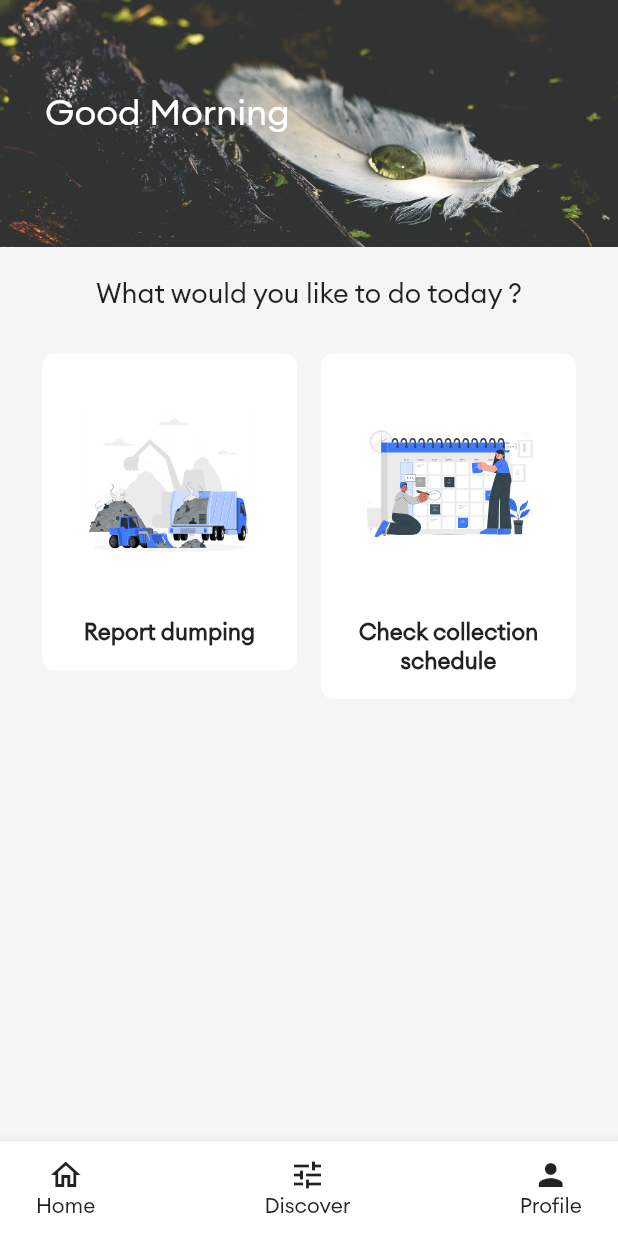
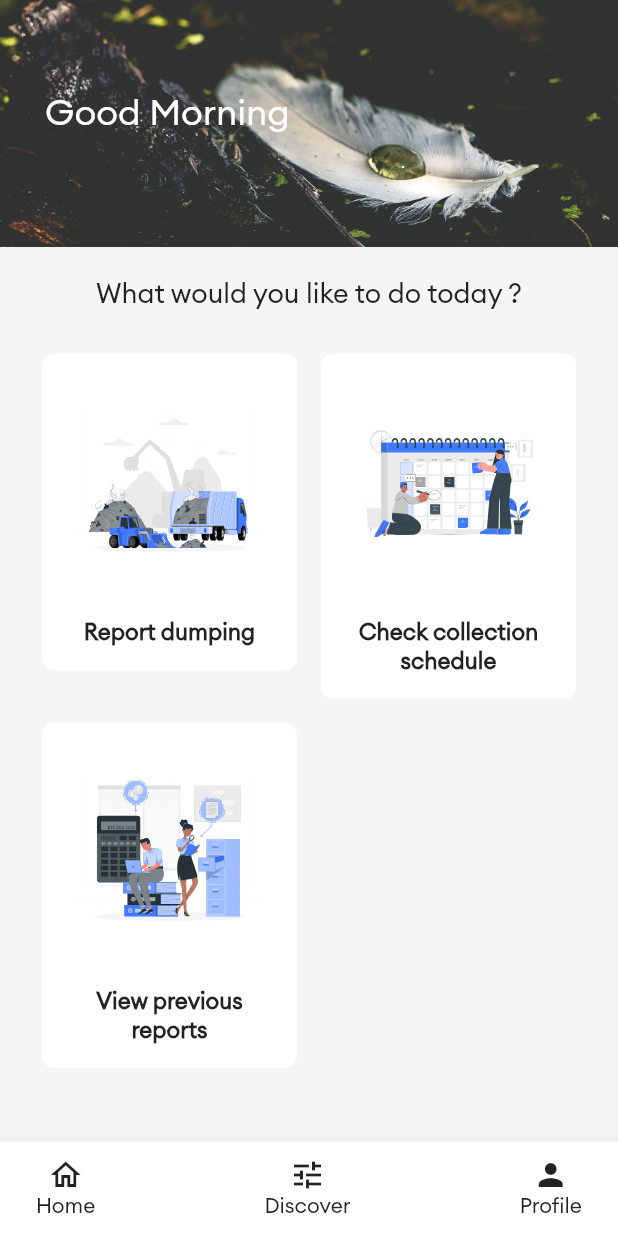
Before and after one commit to Tinday/GarbageCollection, a Flutter app: the HomePage screen opened by its route, on a phone screen of 412 x 824 dp. Run offline on Flutter 3.47's test engine with Material 2 defaults, Android fonts, the phone set to English and light mode, and no system bars; our stand-ins replace async_redux, cloud_firestore, firebase_auth, firebase_core, flutter_svg, freezed_annotation and 1 more; accounts and stored records are empty; generated files the repository leaves out were written again.

Commit message:
chore: reports list
- reports list

```diff
--- /dev/null
+++ b/lib/application/redux/actions/update_report_state_action.dart
@@ -0,0 +1,20 @@
+import 'package:async_redux/async_redux.dart';
+import 'package:garbage_control/application/redux/states/app_state.dart';
+import 'package:garbage_control/models/report.dart';
+
+class UpdateReportStateAction extends ReduxAction<AppState> {
+  UpdateReportStateAction({
+    this.reports,
+  });
+
+  final List<Report?>? reports;
+
+  @override
+  AppState reduce() {
+    final newReportState = state.reportsState?.copyWith(
+      reports: reports ?? state.reportsState?.reports,
+    );
+
+    return state.copyWith.call(reportsState: newReportState);
+  }
+}
--- /dev/null
+++ b/lib/application/redux/flags/app_flags.dart
@@ -0,0 +1 @@
+const String fetchReportsFlag = 'fetch_reports_flag';
--- a/lib/application/redux/states/app_state.dart
+++ b/lib/application/redux/states/app_state.dart
@@ -3,6 +3,7 @@
 import 'package:async_redux/async_redux.dart';
 import 'package:freezed_annotation/freezed_annotation.dart';
 import 'package:garbage_control/application/redux/states/bottom_navigation_state.dart';
+import 'package:garbage_control/application/redux/states/reports_state.dart';
 import 'package:garbage_control/application/redux/states/user_state.dart';
 
 part 'app_state.freezed.dart';
@@ -13,9 +14,9 @@ part 'app_state.g.dart';
 @freezed
 class AppState with _$AppState {
   factory AppState({
-    // AuthCredentialsState? authCredentialsState,
     UserState? userState,
     BottomNavigationState? bottomNavigationState,
+    ReportsState? reportsState,
     @JsonKey(includeFromJson: false, includeToJson: false) Wait? wait,
   }) = _AppState;
 
@@ -23,9 +24,9 @@ class AppState with _$AppState {
       _$AppStateFromJson(json);
 
   factory AppState.initial() => AppState(
-        // authCredentialsState: AuthCredentialsState.initial(),
         userState: UserState.initial(),
         bottomNavigationState: BottomNavigationState.initial(),
+        reportsState: ReportsState.initial(),
         wait: Wait(),
       );
 }
--- /dev/null
+++ b/lib/application/redux/states/reports_state.dart
@@ -0,0 +1,18 @@
+import 'package:freezed_annotation/freezed_annotation.dart';
+import 'package:garbage_control/models/report.dart';
+import 'package:garbage_control/models/user.dart';
+
+part 'reports_state.freezed.dart';
+part 'reports_state.g.dart';
+
+@freezed
+class ReportsState with _$ReportsState {
+  factory ReportsState({
+    List<Report?>? reports,
+  }) = _ReportsState;
+
+  factory ReportsState.fromJson(Map<String, dynamic> json) =>
+      _$ReportsStateFromJson(json);
+
+  factory ReportsState.initial() => ReportsState(reports: []);
+}
--- /dev/null
+++ b/lib/application/redux/view_models/reports_view_model.dart
@@ -0,0 +1,17 @@
+import 'package:async_redux/async_redux.dart';
+import 'package:garbage_control/application/redux/states/app_state.dart';
+import 'package:garbage_control/models/report.dart';
+
+class ReportsViewModel extends Vm {
+  ReportsViewModel({
+    this.reports,
+  }) : super(equals: <Object?>[reports]);
+
+  factory ReportsViewModel.fromStore(Store<AppState> store) {
+    return ReportsViewModel(
+      reports: store.state.reportsState?.reports,
+    );
+  }
+
+  final List<Report?>? reports;
+}
--- a/lib/constants/assets_strings.dart
+++ b/lib/constants/assets_strings.dart
@@ -4,3 +4,4 @@ const String reportCollectionImg = 'assets/images/report.svg';
 const String scheduleImage = 'assets/images/schedule.svg';
 const String avatarImage = 'assets/images/avatar.jpg';
 const String successImageUrl = 'assets/images/success.svg';
+const String reportListUrl = 'assets/images/report_list.svg';
--- /dev/null
+++ b/lib/models/report.dart
@@ -0,0 +1,23 @@
+// ignore_for_file: invalid_annotation_target
+
+import 'package:freezed_annotation/freezed_annotation.dart';
+
+part 'report.freezed.dart';
+part 'report.g.dart';
+
+@freezed
+class Report with _$Report {
+  factory Report({
+    @JsonKey(name: 'reporter') String? reporter,
+    @JsonKey(name: 'isHouseWaste') bool? isHouseWaste,
+    @JsonKey(name: 'isConstructionWaste') bool? isConstructionWaste,
+    @JsonKey(name: 'isIndustrialWaste') bool? isIndustrialWaste,
+    @JsonKey(name: 'isElectronicWaste') bool? isElectronicWaste,
+    @JsonKey(name: 'isOtherWaste') bool? isOtherWaste,
+    @JsonKey(name: 'address_of_dumping') String? addressOfDumping,
+  }) = _Report;
+
+  factory Report.fromJson(Map<String, dynamic> json) => _$ReportFromJson(json);
+
+  factory Report.initial() => Report();
+}
--- a/lib/presentation/core/router.dart
+++ b/lib/presentation/core/router.dart
@@ -14,6 +14,7 @@ import 'package:garbage_control/presentation/profile/pages/change_password_page.
 import 'package:garbage_control/presentation/profile/pages/change_user_name_page.dart';
 import 'package:garbage_control/presentation/profile/pages/profile_page.dart';
 import 'package:garbage_control/presentation/report/pages/report_page.dart';
+import 'package:garbage_control/presentation/report/pages/reports_list_page.dart';
 
 class AppRouter {
   Route<dynamic> onGenerateRoute(RouteSettings? routeSettings) {
@@ -98,6 +99,12 @@ class AppRouter {
           ),
           settings: const RouteSettings(name: videoPlayerPageRoute),
         );
+
+      case reportsListRoute:
+        return MaterialPageRoute<ReportsListPage>(
+          builder: (_) => const ReportsListPage(),
+          settings: const RouteSettings(name: reportsListRoute),
+        );
       default:
         return MaterialPageRoute<WelcomePage>(
           builder: (_) => const WelcomePage(),
--- a/lib/presentation/core/routes.dart
+++ b/lib/presentation/core/routes.dart
@@ -14,3 +14,4 @@ const String changePasswordRoute = '/changePasswordRoute';
 const String changeUserNameRoute = '/changeUserNameRoute';
 const String changeEmailRoute = '/changeEmailRoute';
 const String videoPlayerPageRoute = '/videoPlayerPageRoute';
+const String reportsListRoute = '/reportsListRoute';
--- a/lib/presentation/home_page/pages/home_page.dart
+++ b/lib/presentation/home_page/pages/home_page.dart
@@ -87,6 +87,11 @@ class HomePage extends StatelessWidget {
                 iconUrl: scheduleImage,
                 title: 'Check collection schedule',
                 onTap: () => Navigator.of(context).pushNamed(scheduleRoute),
+              ),
+              HomePageCard(
+                iconUrl: reportListUrl,
+                title: 'View previous reports',
+                onTap: () => Navigator.of(context).pushNamed(scheduleRoute),
               )
             ],
           )
--- a/lib/presentation/onboarding/widgets/login_form.dart
+++ b/lib/presentation/onboarding/widgets/login_form.dart
@@ -87,7 +87,7 @@ class _LoginFormState extends State<LoginForm> {
                 );
                 await FirebaseFirestore.instance
                     .collection('users')
-                    .where('email', isEqualTo: variables['email'])
+                    .where('email', isEqualTo: 'kimbyron20@gmail.com')
                     .get()
                     .then((QuerySnapshot<Map<String, dynamic>> value) {
                   final user = UserModel.fromJson(value.docs.first.data());
```
Also changed, not shown: lib/application/redux/actions/fetch_reports_action.dart (added, +53 -0 lines), lib/presentation/report/pages/report_page.dart (+71 -8 lines), lib/presentation/report/pages/reports_list_page.dart (added, +58 -0 lines), assets/images/report_list.svg (added), lib/application/redux/states/app_state.freezed.dart, lib/application/redux/states/app_state.g.dart, lib/application/redux/states/reports_state.freezed.dart (added), lib/application/redux/states/reports_state.g.dart (added), lib/models/report.freezed.dart (added), lib/models/report.g.dart (added).
